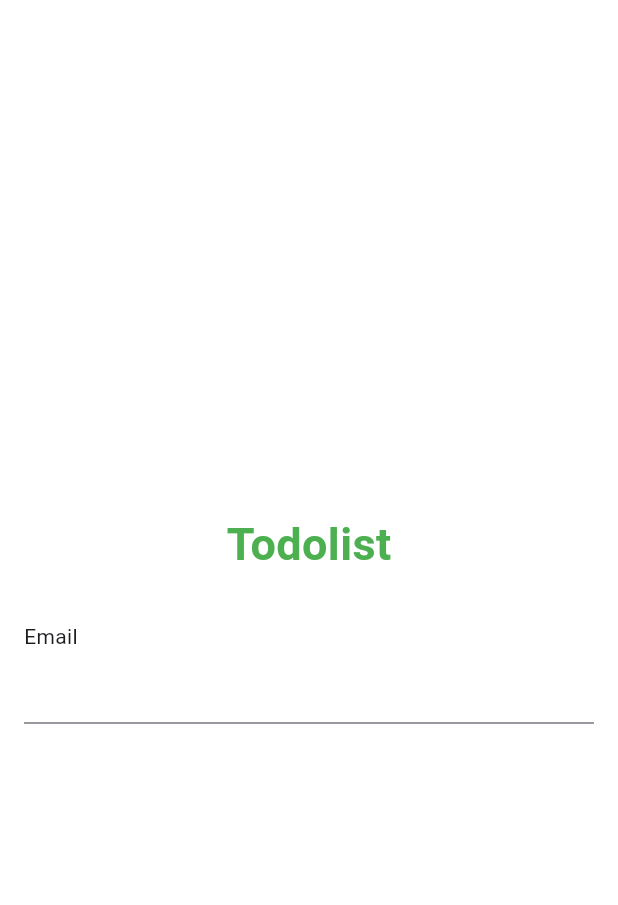
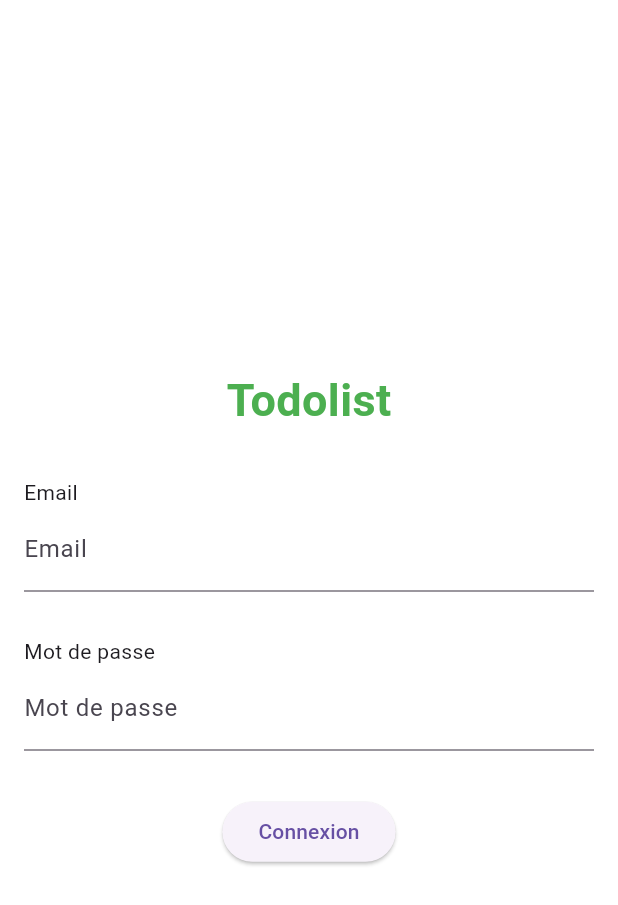
Before and after one commit to KNGolivier/Todo_list, a Flutter app: the Connexionpage screen opened directly, on a phone screen of 412 x 824 dp. Shown: the top 905 px of the screen. Run offline on Flutter 3.47's test engine with Material 3 defaults, Android fonts, the phone set to English and light mode, and no system bars; our stand-ins replace shared_preferences; accounts and stored records are empty; network calls fail.

Commit message:
second commit

```diff
--- a/lib/file/ConnexionPage.dart
+++ b/lib/file/ConnexionPage.dart
@@ -2,6 +2,7 @@ import 'dart:convert';
 import 'package:flutter/material.dart';
 import 'package:shared_preferences/shared_preferences.dart';
 import 'package:http/http.dart' as http;
+import 'package:todapi/file/TodoPage.dart';
 import 'package:todapi/file/WelcomePage.dart';
 
 class Connexionpage extends StatefulWidget {
@@ -47,7 +48,7 @@ class _ConnexionpageState extends State<Connexionpage> {
           // Naviguez vers la page d'accueil
           Navigator.push(
             context,
-            MaterialPageRoute(builder: (context) => Welcomepage()),
+            MaterialPageRoute(builder: (context) => const Todopage()),
           );
         } else {
           // Gérer les erreurs de connexion
@@ -71,15 +72,15 @@ class _ConnexionpageState extends State<Connexionpage> {
 
   @override
   Widget build(BuildContext context) {
-    return const Scaffold(
+    return Scaffold(
         backgroundColor: Colors.white,
         body: Padding(
-          padding: EdgeInsets.all(16.0),
+          padding: const EdgeInsets.all(16.0),
           child: Column(
             mainAxisAlignment: MainAxisAlignment.center,
             crossAxisAlignment: CrossAxisAlignment.start,
             children: [
-              Center(
+              const Center(
                 child: Text(
                   "Todolist",
                   style: TextStyle(
@@ -88,9 +89,26 @@ class _ConnexionpageState extends State<Connexionpage> {
                       color: Colors.green),
                 ),
               ),
+              const SizedBox(height: 30),
+              const Text("Email"),
+              TextField(
+                controller: emailController,
+                decoration: const InputDecoration(labelText: "Email"),
+              ),
               SizedBox(height: 30),
-              Text("Email"),
-              TextField()
+              Text("Mot de passe"),
+              TextField(
+                controller: passwordController,
+                obscureText: true, // cache le mot de passe
+                decoration: InputDecoration(labelText: "Mot de passe"),
+              ),
+              SizedBox(height: 30),
+              Center(
+                child: ElevatedButton(
+                  onPressed: login, // Appelle la fonction de connexion
+                  child: Text("Connexion"),
+                ),
+              ),
             ],
           ),
         ));
```
Also changed, not shown: lib/file/TodoPage.dart (+4 -4 lines).
